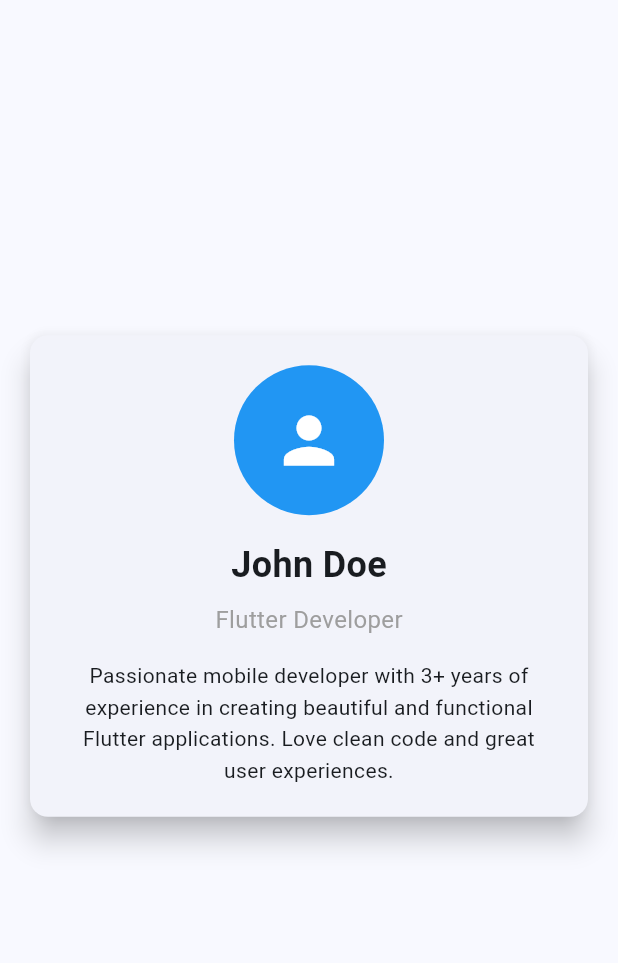
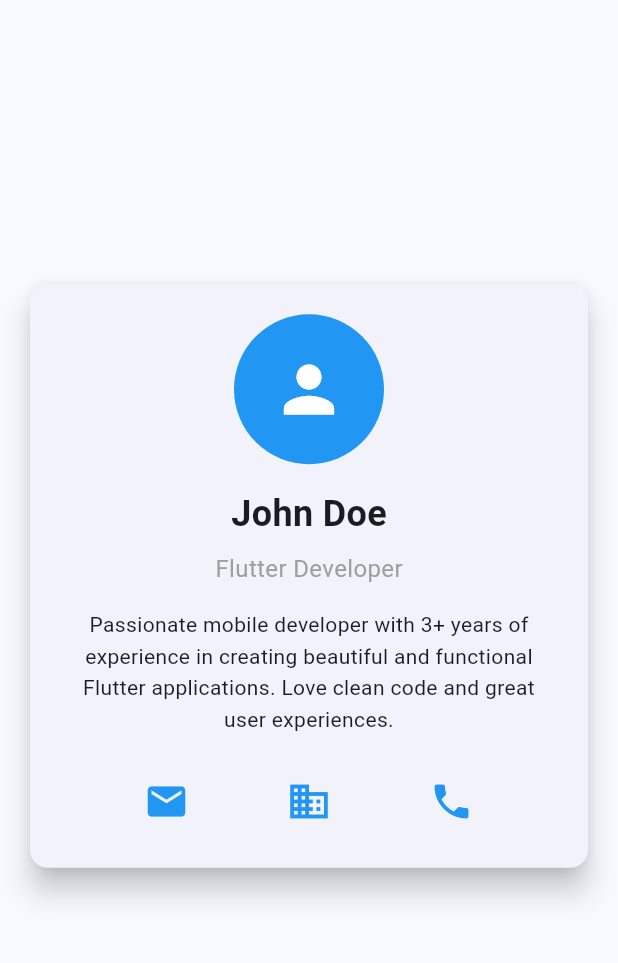
Before and after one commit to its-sujeet/profile_card, a Flutter app: the screen it shows after launch, on a phone screen of 412 x 824 dp, the part 84-1047 px from its top. Run offline on Flutter 3.47's test engine with Material 3 defaults, Android fonts, the phone set to English and light mode, and no system bars.

Commit message:
add contact icons with interactive functionality

```diff
--- a/lib/main.dart
+++ b/lib/main.dart
@@ -84,6 +84,45 @@ class ProfileCard extends StatelessWidget {
                 height: 1.5,
               ),
             ),
+            const SizedBox(height: 20),
+            Row(
+              mainAxisAlignment: MainAxisAlignment.spaceEvenly,
+              children: [
+                IconButton(
+                  onPressed: () {
+                    // Handle email action
+                    ScaffoldMessenger.of(context).showSnackBar(
+                      const SnackBar(content: Text('Email: john.doe@example.com')),
+                    );
+                  },
+                  icon: const Icon(Icons.email),
+                  iconSize: 30,
+                  color: Colors.blue,
+                ),
+                IconButton(
+                  onPressed: () {
+                    // Handle LinkedIn action
+                    ScaffoldMessenger.of(context).showSnackBar(
+                      const SnackBar(content: Text('LinkedIn: linkedin.com/in/johndoe')),
+                    );
+                  },
+                  icon: const Icon(Icons.business),
+                  iconSize: 30,
+                  color: Colors.blue,
+                ),
+                IconButton(
+                  onPressed: () {
+                    // Handle phone action
+                    ScaffoldMessenger.of(context).showSnackBar(
+                      const SnackBar(content: Text('Phone: +1 (555) 123-4567')),
+                    );
+                  },
+                  icon: const Icon(Icons.phone),
+                  iconSize: 30,
+                  color: Colors.blue,
+                ),
+              ],
+            ),
           ],
         ),
       ),
```
